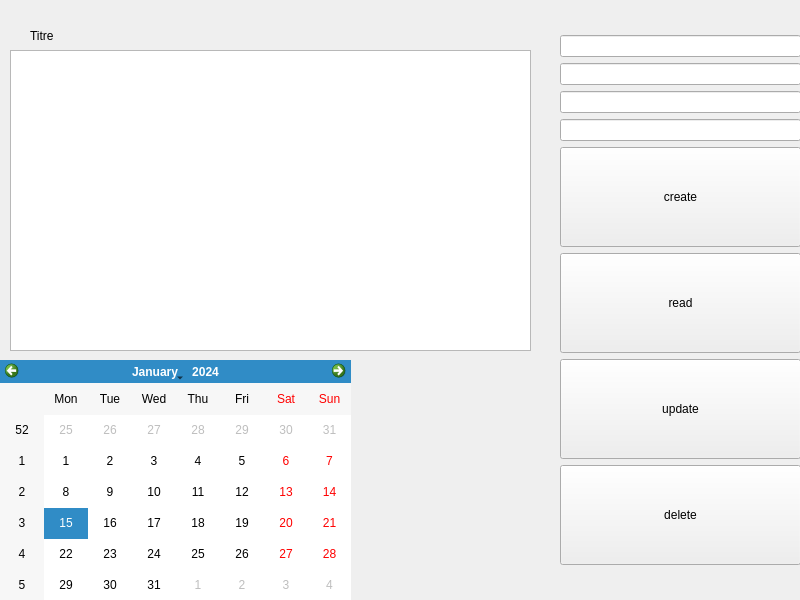
This is front/main.ui in FabioF9/GSB-AppliVisiteur as Qt 5 draws it before an edit. The edited form follows.
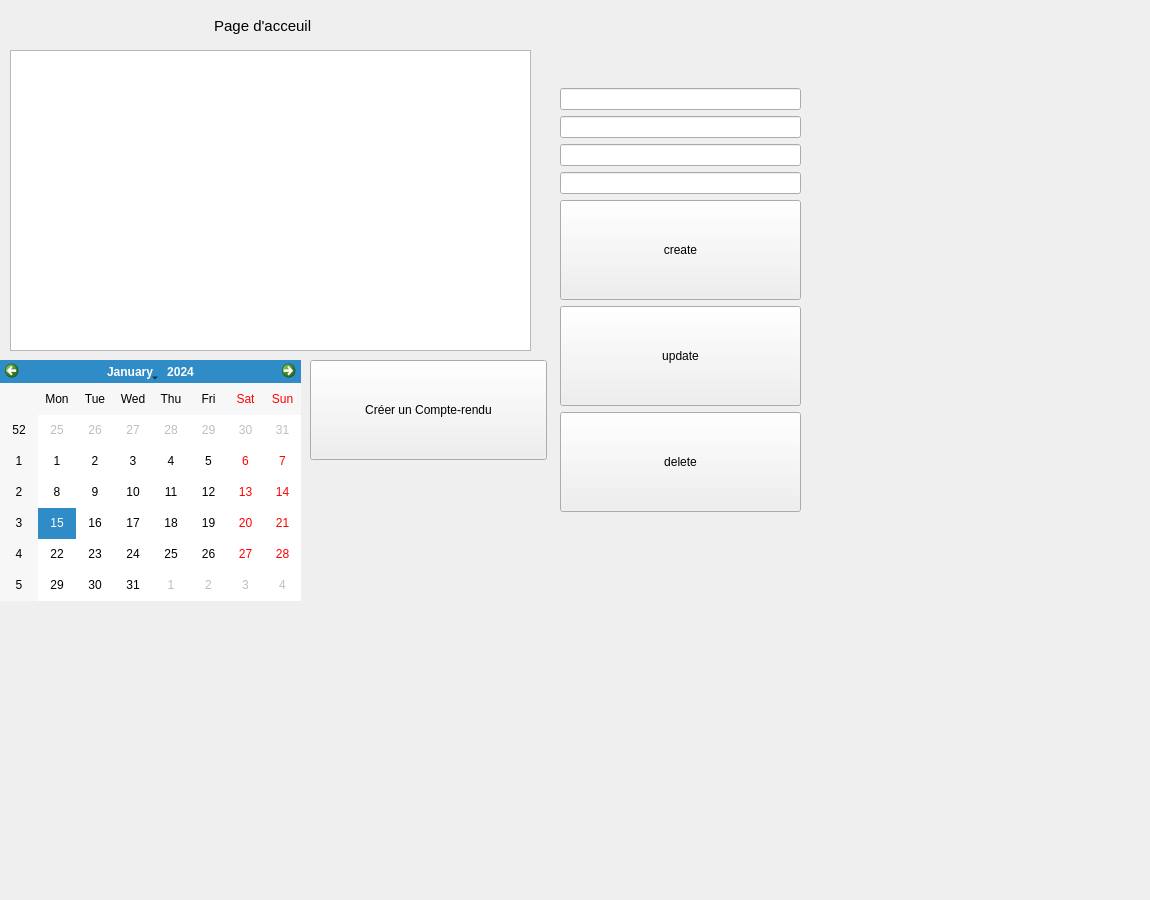
This is the edited form.

Commit message:
petites modif crea Cpt-rendu
ajout dropdown : motif
update bouton read -> CrerCpt-rendu
ajout bouton retour-acceuil

```diff
--- a/front/main.ui
+++ b/front/main.ui
@@ -6,14 +6,20 @@
    <rect>
     <x>0</x>
     <y>0</y>
-    <width>800</width>
-    <height>600</height>
+    <width>1150</width>
+    <height>900</height>
    </rect>
   </property>
   <property name="windowTitle">
    <string>MainWindow</string>
   </property>
   <widget class="QWidget" name="centralwidget">
+   <property name="minimumSize">
+    <size>
+     <width>1150</width>
+     <height>900</height>
+    </size>
+   </property>
    <widget class="QWidget" name="verticalLayoutWidget">
     <property name="geometry">
      <rect>
@@ -51,19 +57,6 @@
          </property>
         </widget>
        </item>
-       <item>
-        <widget class="QPushButton" name="index_button_read">
-         <property name="minimumSize">
-          <size>
-           <width>0</width>
-           <height>100</height>
-          </size>
-         </property>
-         <property name="text">
-          <string>read</string>
-         </property>
-        </widget>
-       </item>
        <item>
         <widget class="QPushButton" name="index_button_update">
          <property name="minimumSize">
@@ -99,7 +92,7 @@
      <rect>
       <x>0</x>
       <y>360</y>
-      <width>351</width>
+      <width>301</width>
       <height>241</height>
      </rect>
     </property>
@@ -107,14 +100,19 @@
    <widget class="QLabel" name="Titre">
     <property name="geometry">
      <rect>
-      <x>30</x>
-      <y>20</y>
-      <width>461</width>
+      <x>210</x>
+      <y>10</y>
+      <width>111</width>
       <height>31</height>
      </rect>
     </property>
+    <property name="font">
+     <font>
+      <pointsize>11</pointsize>
+     </font>
+    </property>
     <property name="text">
-     <string>Titre</string>
+     <string> Page d'acceuil</string>
     </property>
    </widget>
    <widget class="QTextEdit" name="List">
@@ -125,6 +123,30 @@
       <width>521</width>
       <height>301</height>
      </rect>
+    </property>
+    <property name="font">
+     <font>
+      <pointsize>11</pointsize>
+     </font>
+    </property>
+   </widget>
+   <widget class="QPushButton" name="index_button_read">
+    <property name="geometry">
+     <rect>
+      <x>310</x>
+      <y>360</y>
+      <width>237</width>
+      <height>100</height>
+     </rect>
+    </property>
+    <property name="minimumSize">
+     <size>
+      <width>0</width>
+      <height>100</height>
+     </size>
+    </property>
+    <property name="text">
+     <string>Créer un Compte-rendu</string>
     </property>
    </widget>
   </widget>
```
The commit also changes 2 other files.
